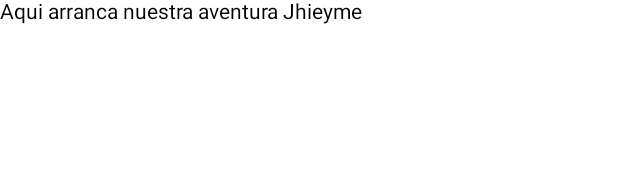
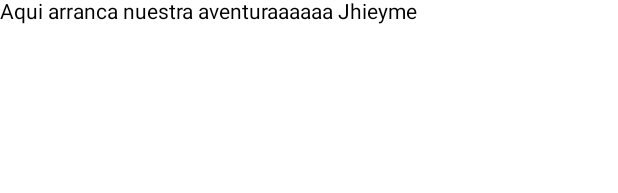
Before and after one commit to SM76496558/Jhieyme, an Android app built with Jetpack Compose: the @Preview function mensajeNombre, on a phone screen of 412 x 824 dp. Shown: the top 193 px of the screen. Run offline under Robolectric (Android 15) with nearby library versions, the light colour scheme and no system bars.

Commit message:
primer cambio en dev

```diff
--- a/app/src/main/java/mailov/jhieyme/kotlin/MainActivity.kt
+++ b/app/src/main/java/mailov/jhieyme/kotlin/MainActivity.kt
@@ -25,6 +25,6 @@ class MainActivity : ComponentActivity() {
 @Composable
 fun mensajeNombre() {
 
-  Text(text = "Aqui arranca nuestra aventura Jhieyme")
+  Text(text = "Aqui arranca nuestra aventuraaaaaa Jhieyme")
 
 }
```
